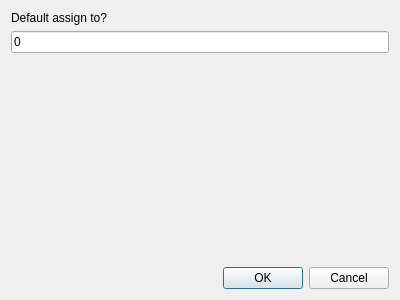
Above: uis/cheating/save_cheat_window.ui from NADNES-TEAM/NADNES before the change. Below: the same form after it.
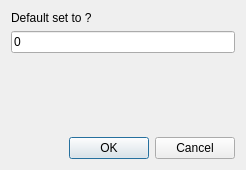
That is the form after the change.

Diff of the .ui file:
```diff
--- a/uis/cheating/save_cheat_window.ui
+++ b/uis/cheating/save_cheat_window.ui
@@ -1,25 +1,25 @@
 <?xml version="1.0" encoding="UTF-8"?>
 <ui version="4.0">
- <class>SaveCheatWindow</class>
- <widget class="QDialog" name="SaveCheatWindow">
+ <class>Form</class>
+ <widget class="QWidget" name="Form">
   <property name="geometry">
    <rect>
     <x>0</x>
     <y>0</y>
-    <width>400</width>
-    <height>300</height>
+    <width>246</width>
+    <height>170</height>
    </rect>
   </property>
   <property name="windowTitle">
    <string>Dialog</string>
   </property>
-  <layout class="QVBoxLayout" name="verticalLayout_2">
+  <layout class="QHBoxLayout" name="horizontalLayout">
    <item>
     <layout class="QVBoxLayout" name="verticalLayout">
      <item>
       <widget class="QLabel" name="label">
        <property name="text">
-        <string>Default assign to?</string>
+        <string>Default set to ?</string>
        </property>
       </widget>
      </item>
@@ -38,23 +38,20 @@
        <property name="sizeHint" stdset="0">
         <size>
          <width>20</width>
-         <height>20</height>
+         <height>40</height>
         </size>
        </property>
       </spacer>
      </item>
+     <item>
+      <widget class="QDialogButtonBox" name="buttonBox">
+       <property name="standardButtons">
+        <set>QDialogButtonBox::Cancel|QDialogButtonBox::Ok</set>
+       </property>
+      </widget>
+     </item>
     </layout>
    </item>
-   <item>
-    <widget class="QDialogButtonBox" name="buttonBox">
-     <property name="orientation">
-      <enum>Qt::Horizontal</enum>
-     </property>
-     <property name="standardButtons">
-      <set>QDialogButtonBox::Cancel|QDialogButtonBox::Ok</set>
-     </property>
-    </widget>
-   </item>
   </layout>
  </widget>
  <resources/>
```
Left out of the diff: 37 changed lines with no effect on the pictures.
